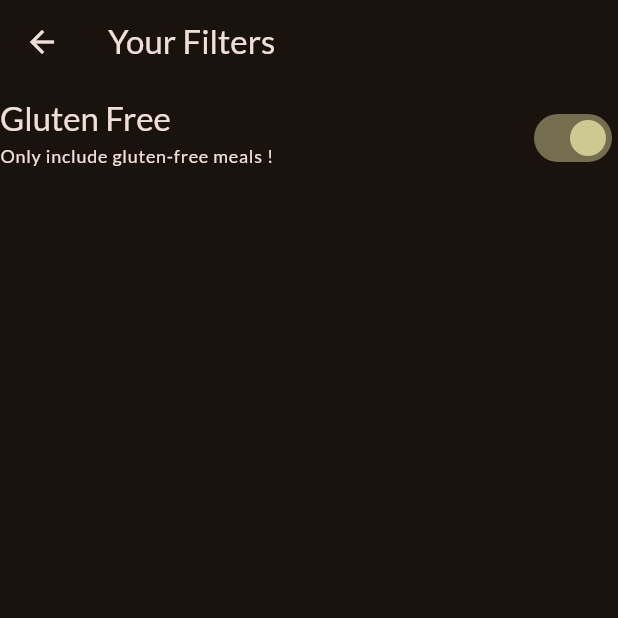
After one commit to parth-n/Meals_app, a Flutter app: the FilterScreen screen opened directly, after a tap on "Gluten Free", on a phone screen of 412 x 824 dp, the top half of it. The commit adds this screen. Run offline on Flutter 3.47's test engine with Material 3 defaults, Android fonts, the phone set to English and light mode, and no system bars; our stand-ins replace google_fonts, transparent_image.

Commit message:
created Filters Tab and Side Drawer, filter screen

```diff
--- /dev/null
+++ b/lib/screens/filters.dart
@@ -0,0 +1,50 @@
+import 'package:flutter/material.dart';
+
+class FilterScreen extends StatefulWidget {
+  const FilterScreen({super.key});
+
+  @override
+  State<FilterScreen> createState() {
+    return _FilterScreen();
+  }
+}
+
+class _FilterScreen extends State<FilterScreen> {
+  var _glutenFreeFilterSet = false;
+
+  @override
+  Widget build(BuildContext context) {
+    return Scaffold(
+      appBar: AppBar(
+        title: const Text('Your Filters'),
+      ),
+      body: Column(
+        children: [
+          SwitchListTile(
+            value: _glutenFreeFilterSet,
+            onChanged: (isChecked) {
+              setState(() {
+                _glutenFreeFilterSet = isChecked;
+              });
+            },
+            title: Text(
+              'Gluten Free',
+              style: Theme.of(context).textTheme.titleLarge!.copyWith(
+                    color: Theme.of(context).colorScheme.onBackground,
+                  ),
+            ),
+            subtitle: Text(
+              'Only include gluten-free meals !',
+              style: Theme.of(context)
+                  .textTheme
+                  .labelMedium!
+                  .copyWith(color: Theme.of(context).colorScheme.onBackground),
+            ),
+            activeColor: Theme.of(context).colorScheme.tertiary,
+            contentPadding: const EdgeInsets.only(),
+          )
+        ],
+      ),
+    );
+  }
+}
```
Also changed, not shown: lib/screens/tabs.dart (+8 -1 lines), lib/widgets/main_drawer.dart (+10 -3 lines).
